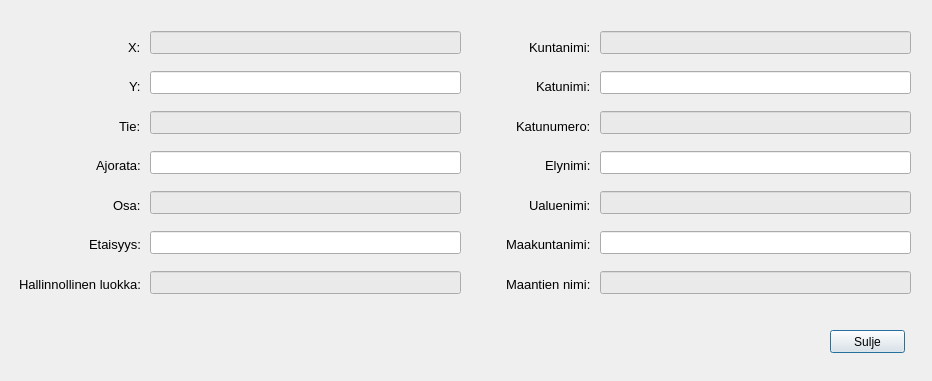
Qt form dialogs/PopUp_dialog.ui (finnishtransportagency/QGIS-tieosoitetyokalu) before a commit.
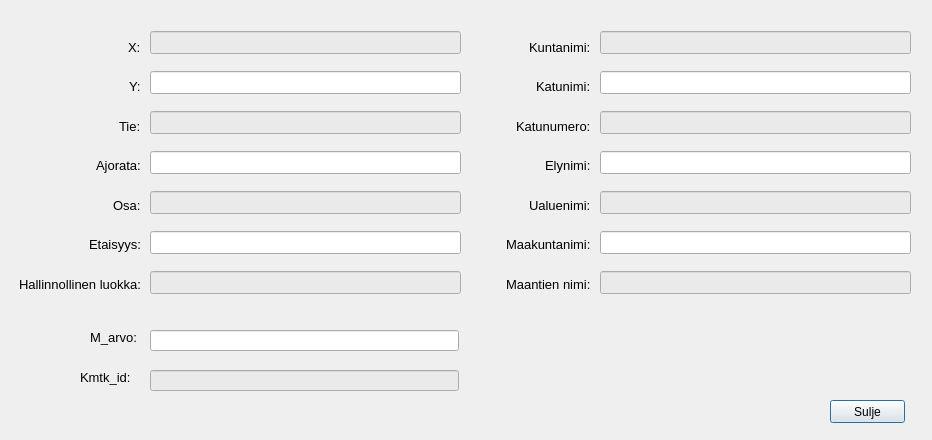
The same form after that commit.

Diff of the .ui file:
```diff
--- a/dialogs/PopUp_dialog.ui
+++ b/dialogs/PopUp_dialog.ui
@@ -7,7 +7,7 @@
     <x>0</x>
     <y>0</y>
     <width>932</width>
-    <height>381</height>
+    <height>440</height>
    </rect>
   </property>
   <property name="windowTitle">
@@ -287,7 +287,7 @@
    <property name="geometry">
     <rect>
      <x>830</x>
-     <y>330</y>
+     <y>400</y>
      <width>75</width>
      <height>23</height>
     </rect>
@@ -768,6 +768,121 @@
     </item>
    </layout>
   </widget>
+  <widget class="QLineEdit" name="M_arvolineEdit">
+   <property name="geometry">
+    <rect>
+     <x>150</x>
+     <y>330</y>
+     <width>309</width>
+     <height>21</height>
+    </rect>
+   </property>
+   <property name="font">
+    <font>
+     <pointsize>10</pointsize>
+    </font>
+   </property>
+   <property name="text">
+    <string/>
+   </property>
+  </widget>
+  <widget class="QLineEdit" name="Kmtk_idlineEdit">
+   <property name="geometry">
+    <rect>
+     <x>150</x>
+     <y>370</y>
+     <width>309</width>
+     <height>21</height>
+    </rect>
+   </property>
+   <property name="palette">
+    <palette>
+     <active>
+      <colorrole role="Base">
+       <brush brushstyle="SolidPattern">
+        <color alpha="255">
+         <red>234</red>
+         <green>234</green>
+         <blue>234</blue>
+        </color>
+       </brush>
+      </colorrole>
+     </active>
+     <inactive>
+      <colorrole role="Base">
+       <brush brushstyle="SolidPattern">
+        <color alpha="255">
+         <red>234</red>
+         <green>234</green>
+         <blue>234</blue>
+        </color>
+       </brush>
+      </colorrole>
+     </inactive>
+     <disabled>
+      <colorrole role="Base">
+       <brush brushstyle="SolidPattern">
+        <color alpha="255">
+         <red>240</red>
+         <green>240</green>
+         <blue>240</blue>
+        </color>
+       </brush>
+      </colorrole>
+     </disabled>
+    </palette>
+   </property>
+   <property name="font">
+    <font>
+     <pointsize>10</pointsize>
+    </font>
+   </property>
+   <property name="styleSheet">
+    <string notr="true"/>
+   </property>
+   <property name="text">
+    <string/>
+   </property>
+   <property name="clearButtonEnabled">
+    <bool>false</bool>
+   </property>
+  </widget>
+  <widget class="QLabel" name="label_15">
+   <property name="geometry">
+    <rect>
+     <x>90</x>
+     <y>320</y>
+     <width>51</width>
+     <height>34</height>
+    </rect>
+   </property>
+   <property name="font">
+    <font>
+     <pointsize>10</pointsize>
+    </font>
+   </property>
+   <property name="text">
+    <string>M_arvo:</string>
+   </property>
+  </widget>
+  <widget class="QLabel" name="label_16">
+   <property name="geometry">
+    <rect>
+     <x>80</x>
+     <y>360</y>
+     <width>51</width>
+     <height>34</height>
+    </rect>
+   </property>
+   <property name="font">
+    <font>
+     <pointsize>10</pointsize>
+    </font>
+   </property>
+   <property name="text">
+    <string>Kmtk_id:</string>
+   </property>
+  </widget>
  </widget>
  <resources/>
  <connections>
```
